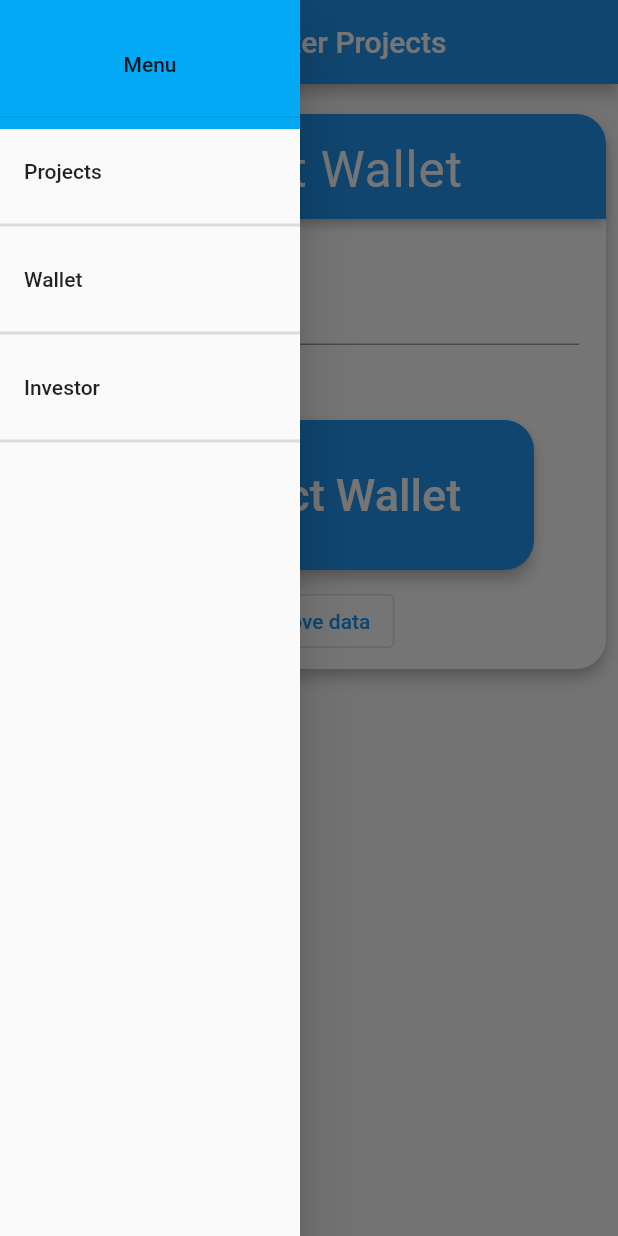
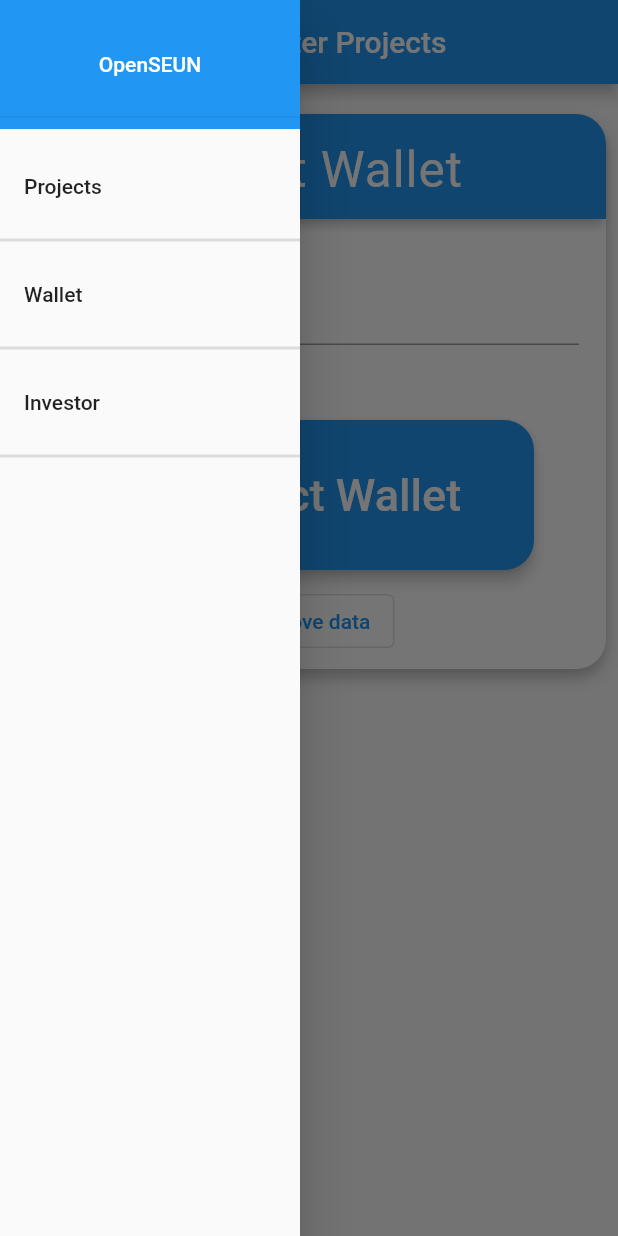
Before and after one commit to blockheadsdev-inc/openseun, a Flutter app: the ImportWalletFromId screen opened directly, with the side drawer open, on a phone screen of 412 x 824 dp. Run offline on Flutter 3.47's test engine with Material 2 defaults, Android fonts, the phone set to English and light mode, and no system bars; our stand-ins replace shared_preferences; accounts and stored records are empty.

Commit message:
fixed some UI bugs with the menu

```diff
--- a/lib/modules/menu_drawer.dart
+++ b/lib/modules/menu_drawer.dart
@@ -18,11 +18,18 @@ class MenuDrawer extends StatelessWidget {
           children: [
             Container(
               height: 86,
-              color: Colors.lightBlue,
+              color: Colors.blue,
               child: const DrawerHeader(
-                child: Center(child: Text("Menu")),
+                child: Center(
+                    child: Text(
+                  "OpenSEUN",
+                  style: TextStyle(color: Colors.white),
+                )),
                 // decoration: ,
               ),
+            ),
+            SizedBox(
+              height: 10,
             ),
             GestureDetector(
               onTap: () {
```
